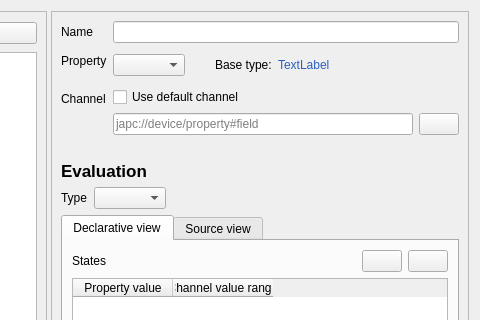
Qt form _comrad_designer/rules_editor.ui (jfpatrick/accsoft-gui-rad-comrad) before a commit; both pictures show x 258 to 738 and y 0 to 320 of the 738 by 689 pixel window.
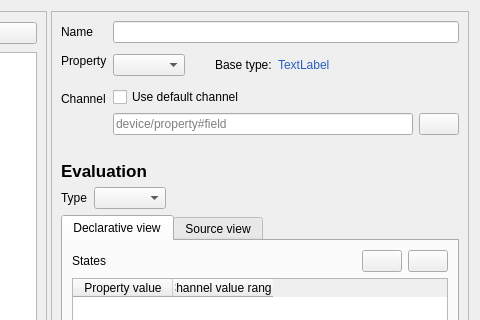
The same form after that commit. Icons and pictures are not drawn. Custom widgets are drawn as their Qt base class.

```diff
--- a/_comrad_designer/rules_editor.ui
+++ b/_comrad_designer/rules_editor.ui
@@ -194,7 +194,7 @@
               <item>
                <widget class="QLineEdit" name="custom_channel_edit">
                 <property name="placeholderText">
-                 <string>japc://device/property#field</string>
+                 <string>device/property#field</string>
                 </property>
                </widget>
               </item>
```
